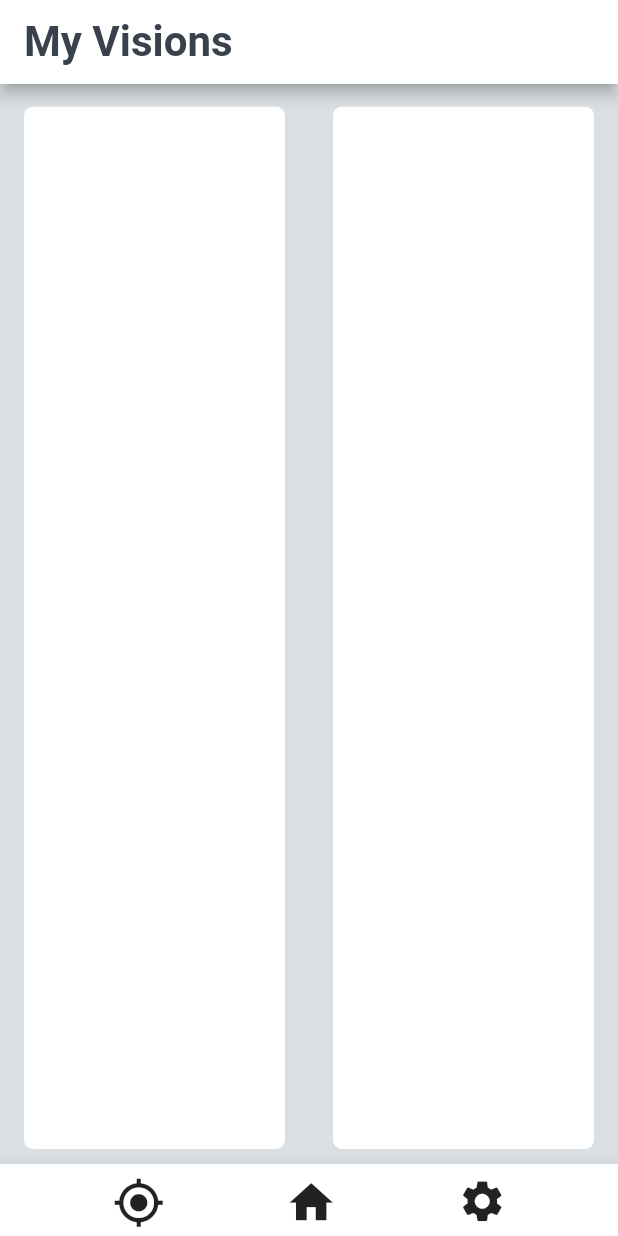
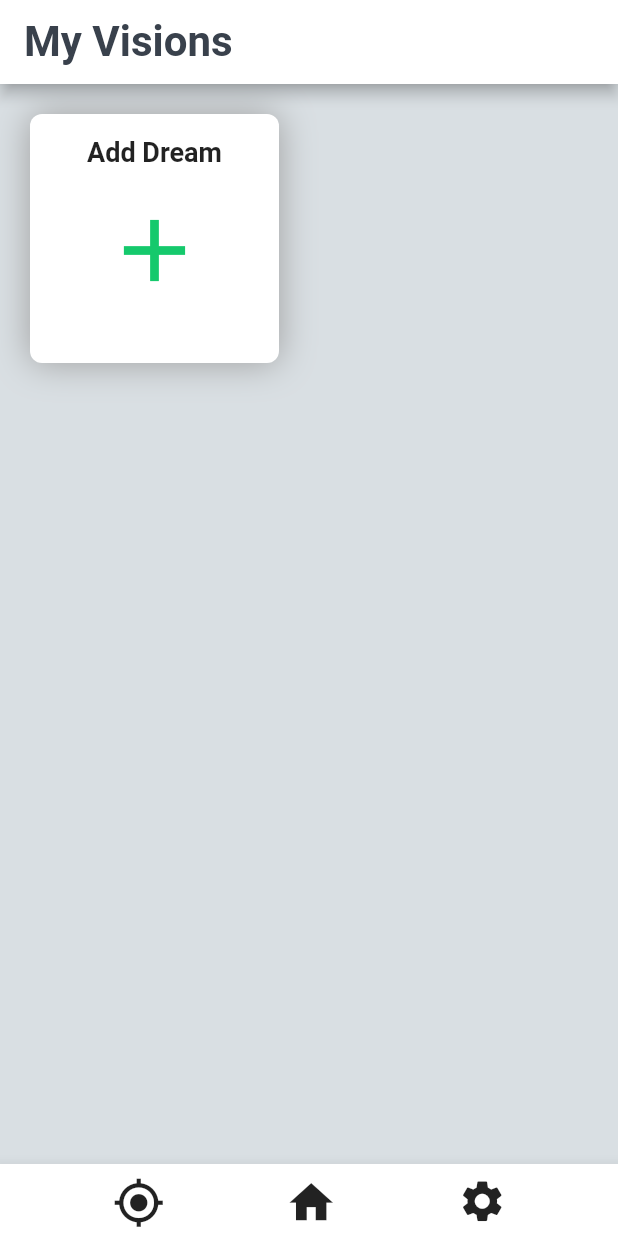
Before and after one commit to studyinghub/DreamCheck, a Flutter app: the screen it shows after launch, on a phone screen of 412 x 824 dp. Run offline on Flutter 3.47's test engine with Material 2 defaults, Android fonts, the phone set to English and light mode, and no system bars; our stand-ins replace flutter_time_picker_spinner; Roboto replaces fonts that are missing (Chivo).

Commit message:
made each dream its own object, im nice

```diff
--- a/flutter_app/lib/RepeatPage.dart
+++ b/flutter_app/lib/RepeatPage.dart
@@ -85,6 +85,7 @@ class Choice extends StatelessWidget {
           children: <Widget>[
             Text(
               text,
+              maxLines: 2,
               style: TextStyle(fontSize: 15),
             ),
           ],
--- a/flutter_app/lib/category_page.dart
+++ b/flutter_app/lib/category_page.dart
@@ -11,7 +11,7 @@ class CategoryList extends StatelessWidget {
         actions: <Widget>[
           IconButton(
             icon: new Icon(
-              Icons.close,
+              Icons.arrow_back,
               color: Colors.black,
               size: 30,
             ),
--- a/flutter_app/lib/components/Constants.dart
+++ b/flutter_app/lib/components/Constants.dart
@@ -1,5 +1,8 @@
 import 'package:flutter/material.dart';
+import 'dream_card.dart';
 
 Color mainAccentColor = Color(0xFF15C96C);
 Color mainButtonColor = Colors.grey[100];
 Color mainButtonTextColor = Colors.black;
+List<Widget> dreamCards = new List<Widget>();
+//Function userOnPressed =
--- /dev/null
+++ b/flutter_app/lib/components/GridView.dart
@@ -0,0 +1,25 @@
+import 'package:flutter/material.dart';
+import 'reuse_card.dart';
+import 'package:vision_check_test/category_page.dart';
+import 'Constants.dart';
+import 'package:vision_check_test/components/dream_card.dart';
+
+class MyGridView extends StatefulWidget {
+  @override
+  _MyGridView createState() => _MyGridView();
+}
+
+class _MyGridView extends State<MyGridView> {
+  @override
+  Widget build(BuildContext context) {
+    return GridView.count(
+      crossAxisCount: 2,
+      padding: EdgeInsets.all(0.0),
+      children: _getGridItems(context),
+    );
+  }
+
+  _getGridItems(BuildContext context) {
+    return dreamCards;
+  }
+}
--- a/flutter_app/lib/components/buttons_on_homepage.dart
+++ b/flutter_app/lib/components/buttons_on_homepage.dart
@@ -1,50 +1,41 @@
 import 'package:flutter/material.dart';
 import 'reuse_card.dart';
 import 'package:vision_check_test/category_page.dart';
+import 'Constants.dart';
+import 'dream_card.dart';
+import 'package:vision_check_test/home_page.dart';
+import 'GridView.dart';
+import 'Constants.dart';
+import 'dream_card.dart';
+import 'package:vision_check_test/DreamTitleMakerPage.dart';
 
-class ButtonsOnHomePage extends StatelessWidget {
-  const ButtonsOnHomePage();
+class ButtonsOnHomePage extends StatefulWidget {
+  @override
+  _ButtonsOnHomePage createState() => _ButtonsOnHomePage();
+}
 
+class _ButtonsOnHomePage extends State<ButtonsOnHomePage> {
   @override
   Widget build(BuildContext context) {
-    return Column(
-      children: <Widget>[
-        Expanded(
-          child: Row(
-            children: <Widget>[
-              Expanded(
-                child: new ReusableCard(
+    //This is the add dream card
+    setState(() {
+      if (dreamCards.length == 0) {
+        dreamCards.add(
+          new DreamCard(
+            dreamTitle: "Add Dream",
+            icon: Icons.add,
             onPressed: () {
               Navigator.push(
                 context,
                 MaterialPageRoute(
-                        builder: (context) => CategoryList(),
+                  builder: (context) => TitleMakerPage(),
                 ),
               );
             },
           ),
-              ),
-              Expanded(
-                child: new ReusableCard(
-                  onPressed: () {
-                    Navigator.push(
-                      context,
-                      MaterialPageRoute(
-                        builder: (context) => CategoryList(),
-                      ),
-                    );
-                  },
-                ),
-              ),
-            ],
-          ),
-        ),
-        Container(
-          margin: EdgeInsets.only(top: 10.0),
-          width: double.infinity,
-          //height: bottomContainerHeight,
-        ),
-      ],
         );
       }
+    });
+    return new MyGridView();
   }
+}
--- a/flutter_app/lib/components/category_icons.dart
+++ b/flutter_app/lib/components/category_icons.dart
@@ -1,5 +1,8 @@
 import 'package:flutter/material.dart';
 import 'package:vision_check_test/step_builder.dart';
+import 'package:vision_check_test/home_page.dart';
+import 'dream_card.dart';
+import 'Constants.dart';
 
 IconData usersIconData = Icons.favorite;
 String chosenCategoryText = "";
--- /dev/null
+++ b/flutter_app/lib/components/dream_card.dart
@@ -0,0 +1,67 @@
+import 'package:flutter/material.dart';
+import 'package:vision_check_test/StepMakerPage.dart';
+import 'VerticalDivider.dart';
+import 'package:vision_check_test/category_page.dart';
+import 'Constants.dart';
+
+class DreamCard extends StatelessWidget {
+  DreamCard(
+      {@required this.icon,
+      @required this.dreamTitle,
+      @required this.onPressed});
+
+  IconData icon;
+  String dreamTitle;
+  Function onPressed;
+
+  @override
+  Widget build(BuildContext context) {
+    return GestureDetector(
+      onTap: onPressed,
+      child: Container(
+        margin: EdgeInsets.all(20.0),
+        decoration: new BoxDecoration(
+            borderRadius: new BorderRadius.all(
+              Radius.circular(8.0),
+            ),
+            color: Colors.white,
+            boxShadow: [
+              BoxShadow(
+                color: Colors.grey,
+                blurRadius: 20.0,
+              ),
+            ]),
+        height: 180.0,
+        width: 180.0,
+        child: Column(
+          children: <Widget>[
+            Flexible(
+              child: Padding(
+                padding:
+                    const EdgeInsets.only(top: 15.0, left: 3.0, right: 3.0),
+                child: Text(
+                  dreamTitle,
+                  maxLines: 2,
+                  textAlign: TextAlign.center,
+                  style: TextStyle(
+                    fontWeight: FontWeight.bold,
+                    fontSize: 18.0,
+                  ),
+                  overflow: TextOverflow.fade,
+                ),
+              ),
+            ),
+            Padding(
+              padding: const EdgeInsets.only(top: 20.0),
+              child: Icon(
+                icon,
+                size: 70.0,
+                color: mainAccentColor,
+              ),
+            ),
+          ],
+        ),
+      ),
+    );
+  }
+}
--- a/flutter_app/lib/home_page.dart
+++ b/flutter_app/lib/home_page.dart
@@ -1,6 +1,10 @@
 import 'package:flutter/material.dart';
 import 'components/BottomHomeBar.dart';
 import 'components/buttons_on_homepage.dart';
+import "components/dream_card.dart";
+import "components/Constants.dart";
+
+String userDreamTitle;
 
 class HomePage extends StatelessWidget {
   @override
```
Also changed, not shown: flutter_app/lib/DreamTitleMakerPage.dart (added, +108 -0 lines), flutter_app/lib/StepMakerPage.dart (+45 -49 lines), flutter_app/lib/components/step_card.dart (+10 -7 lines), flutter_app/lib/step_builder.dart (+108 -33 lines). Lines whose indentation alone changed are shown as unchanged.
